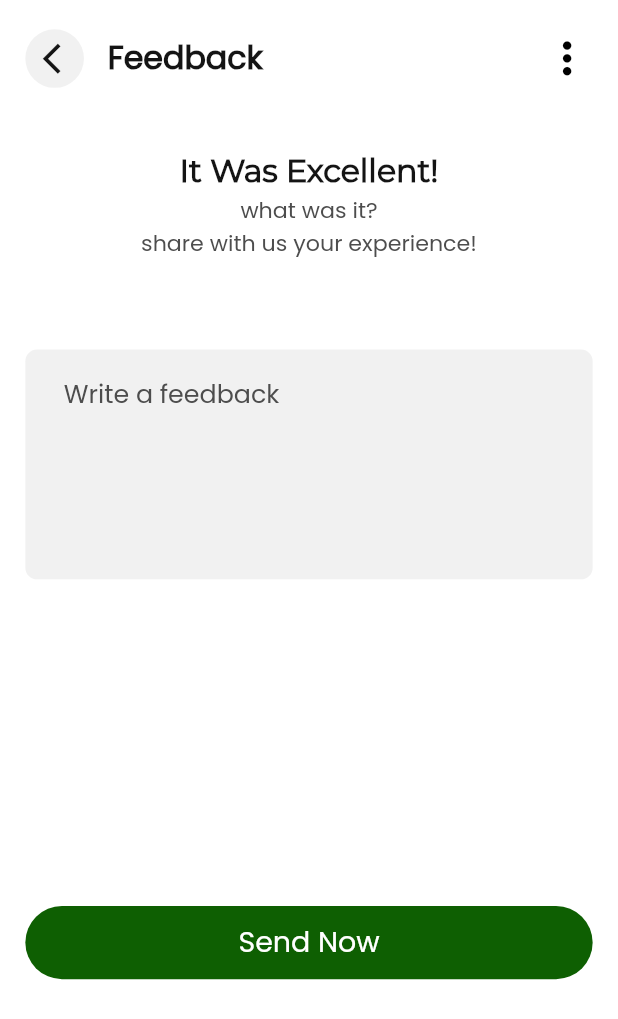
After one commit to kishan06/FarmFeeders, a Flutter app: the Feedbackform screen opened by its route, on a phone screen of 412 x 824 dp. The commit adds this screen. Shown: the top 1019 px of the screen. Run offline on Flutter 3.47's test engine with Material 2 defaults, Android fonts, the phone set to English and light mode, and no system bars; our stand-ins replace another_flushbar, buttons_tabbar, carousel_slider, dio, dotted_line, dropdown_button2 and 13 more; missing offline and left inert: appinio_video_player; accounts and stored records are empty.

Commit message:
feedback form completed

```diff
--- a/lib/resources/routes/route_name.dart
+++ b/lib/resources/routes/route_name.dart
@@ -61,5 +61,6 @@ class RouteName {
   static const String connect = '/connect';
 
 
+  static const String feedbackform = '/feedbackform';
 
 }
--- a/lib/resources/routes/routes.dart
+++ b/lib/resources/routes/routes.dart
@@ -13,6 +13,7 @@ import 'package:farmfeeders/view/Profile/personalinfo.dart';
 import 'package:farmfeeders/view/Settings.dart';
 import 'package:farmfeeders/view/Side%20Menu/NavigateTo%20pages/ConnectExpert.dart';
 import 'package:farmfeeders/view/Side%20Menu/NavigateTo%20pages/ContactUs.dart';
+import 'package:farmfeeders/view/Side%20Menu/NavigateTo%20pages/Feedback/feedbackform.dart';
 import 'package:farmfeeders/view/Side%20Menu/NavigateTo%20pages/NewsAndArticle/ArticlesDetails.dart';
 import 'package:farmfeeders/view/Side%20Menu/NavigateTo%20pages/NewsAndArticle/NewsAndArticleMain.dart';
 import 'package:farmfeeders/view/Side%20Menu/NavigateTo%20pages/NewsAndArticle/SavedArticles.dart';
@@ -219,6 +220,13 @@ class AppRoutes {
             ),
         ),
 
+         GetPage(
+          name: RouteName.feedbackform,
+          page: () =>Feedbackform(
+            // onChanged: (value) => 0,
+            ),
+        ),
+
 
       ];
 }
--- /dev/null
+++ b/lib/view/Side Menu/NavigateTo pages/Feedback/feedbackform.dart
@@ -0,0 +1,425 @@
+import 'package:farmfeeders/Utils/colors.dart';
+import 'package:farmfeeders/Utils/sized_box.dart';
+import 'package:farmfeeders/common/custom_button_curve.dart';
+import 'package:flutter/material.dart';
+import 'package:flutter_screenutil/flutter_screenutil.dart';
+import 'package:flutter_svg/flutter_svg.dart';
+import 'package:get/get.dart';
+
+class Feedbackform extends StatefulWidget {
+  const Feedbackform({super.key});
+
+  @override
+  State<Feedbackform> createState() => _FeedbackformState();
+}
+
+class _FeedbackformState extends State<Feedbackform> {
+  // bool _isChecked1 = false;
+  // bool _isChecked2 = false;
+  // bool _isChecked3 = false;
+  // bool _isChecked4 = false;
+  final GlobalKey<FormState> _form = GlobalKey<FormState>();
+
+  buildAdvisorypopup(context) {
+    return showDialog(
+      context: context,
+      builder: (context) => Column(
+        mainAxisAlignment: MainAxisAlignment.center,
+        children: [
+          SizedBox(
+            height: 45,
+            width: 45,
+            child: FittedBox(
+              child: FloatingActionButton(
+                  elevation: 0,
+                  backgroundColor: Colors.white,
+                  onPressed: () {
+                    Navigator.pop(context);
+                  },
+                  child: Icon(
+                    Icons.close,
+                    color: Colors.black,
+                    size: 30,
+                  )),
+            ),
+          ),
+          AlertDialog(
+            insetPadding: EdgeInsets.symmetric(vertical: 5, horizontal: 2),
+            backgroundColor: Get.isDarkMode ? Colors.black : Colors.white,
+            contentPadding: EdgeInsets.fromLTRB(24, 30, 24, 24),
+            shape: RoundedRectangleBorder(
+              borderRadius: BorderRadius.all(Radius.circular(10)),
+              side: BorderSide(
+                  color: Get.isDarkMode ? Colors.grey : Colors.white),
+            ),
+            // contentPadding:
+            //     EdgeInsets.all(
+            //         10),
+            //   title: ,
+            content: Column(
+              mainAxisAlignment: MainAxisAlignment.start,
+              children: [
+                Center(
+                  child: SizedBox(
+                    child: Padding(
+                      padding: const EdgeInsets.symmetric(
+                          horizontal: 45, vertical: 45),
+                      child: Text(
+                        textAlign: TextAlign.center,
+                        "Booking Successful",
+                      ),
+                    ),
+                  ),
+                ),
+                SizedBox(
+                  height: 20,
+                ),
+                SizedBox(
+                  height: 20,
+                )
+              ],
+            ),
+          ),
+        ],
+      ),
+    );
+  }
+
+  @override
+  Widget build(BuildContext context) {
+    return Scaffold(
+      backgroundColor: AppColors.white,
+      // Color(0xffF1F1F1),
+      body: SafeArea(
+          child: SingleChildScrollView(
+        child: Padding(
+          padding: EdgeInsets.symmetric(horizontal: 16.w),
+          child: Form(
+            key: _form,
+            child: Column(
+              mainAxisAlignment: MainAxisAlignment.start,
+              crossAxisAlignment: CrossAxisAlignment.start,
+              children: [
+                Padding(
+                  padding: EdgeInsets.only(
+                    top: 20.h,
+                  ),
+                  child: Row(
+                    mainAxisAlignment: MainAxisAlignment.start,
+                    children: [
+                      GestureDetector(
+                        onTap: () {
+                          Get.back();
+                        },
+                        child: CircleAvatar(
+                          radius: 20.h,
+                          backgroundColor: Color(0XFFF1F1F1),
+                          child: Center(
+                            child: Padding(
+                              padding: EdgeInsets.only(left: 8.w),
+                              child: Icon(
+                                Icons.arrow_back_ios,
+                                size: 25.h,
+                                color: Color(0XFF141414),
+                              ),
+                            ),
+                          ),
+                        ),
+                      ),
+                      sizedBoxWidth(15.w),
+                      Text(
+                        "Feedback",
+                        style: TextStyle(
+                          color: Color(0XFF141414),
+                          fontSize: 20.sp,
+                          fontWeight: FontWeight.w600,
+                        ),
+                      ),
+                      Spacer(),
+                      Icon(
+                        Icons.more_vert,
+                        color: AppColors.black,
+                        size: 35.h,
+                      )
+                    ],
+                  ),
+                ),
+                sizedBoxHeight(44.h),
+                Center(
+                  child: Text(
+                    "It Was Excellent!",
+                    textAlign: TextAlign.center,
+                    style: TextStyle(
+                      fontSize: 20.sp,
+                      color: Color(0xff141414),
+                      fontWeight: FontWeight.w600,
+                      fontFamily: "Montserrat",
+                    ),
+                  ),
+                ),
+                sizedBoxHeight(2.h),
+                Center(
+                  child: Text(
+                    "what was it? \nshare with us your experience!",
+                    textAlign: TextAlign.center,
+                    style: TextStyle(
+                      fontSize: 14.sp,
+                      color: Color(0xff4D4D4D),
+                      fontFamily: "Poppins",
+                    ),
+                  ),
+                ),
+                sizedBoxHeight(61.h),
+                TextFormField(
+                  style: TextStyle(fontSize: 16.sp),
+                  cursorColor: const Color(0xFF3B3F43),
+                  autovalidateMode: AutovalidateMode.onUserInteraction,
+                  decoration: InputDecoration(
+                    errorStyle: TextStyle(fontSize: 16.sp),
+                    contentPadding: EdgeInsets.all(17.h),
+                    filled: true,
+                    fillColor: Color(0xFFF1F1F1),
+                    border: OutlineInputBorder(
+                      borderRadius: BorderRadius.circular(8.r),
+                      borderSide: BorderSide(
+                          color: Color(0xFF707070).withOpacity(0), width: 1),
+                    ),
+                    enabledBorder: OutlineInputBorder(
+                      borderRadius: BorderRadius.circular(8.r),
+                      borderSide: BorderSide(
+                          color: Color(0xFF707070).withOpacity(0), width: 1),
+                    ),
+                    focusedBorder: OutlineInputBorder(
+                      borderRadius: BorderRadius.circular(8.r),
+                      borderSide: BorderSide(
+                          color: Color(0xFF707070).withOpacity(0), width: 1),
+                    ),
+                    errorBorder: OutlineInputBorder(
+                      borderRadius: BorderRadius.circular(8),
+                      borderSide: const BorderSide(color: Colors.red, width: 1),
+                    ),
+                    focusedErrorBorder: OutlineInputBorder(
+                      borderRadius: BorderRadius.circular(8),
+                      borderSide: const BorderSide(color: Colors.red, width: 1),
+                    ),
+                    hintStyle: TextStyle(
+                        color: const Color(0xFF4D4D4D), fontSize: 16.sp),
+                    hintText: "  Write a feedback",
+                  ),
+                  minLines: 5,
+                  maxLines: null,
+                  validator: (value) {
+                    if (value!.isEmpty) {
+                      return 'Message is required';
+                    }
+                    return null;
+                  },
+                ),
+                // GestureDetector(
+                //   onTap: () {
+                //     setState(() {
+                //       _isChecked1 = !_isChecked1;
+                //     });
+                //   },
+                //   child: Container(
+                //     width: 358.w,
+                //     height: 50.h,
+                //     decoration: BoxDecoration(
+                //       borderRadius: BorderRadius.circular(10.r),
+                //       color: Color(0xFFF1F1F1),
+                //     ),
+                //     child: Padding(
+                //       padding: EdgeInsets.symmetric(horizontal: 16.w),
+                //       child: Row(
+                //         mainAxisAlignment: MainAxisAlignment.start,
+                //         crossAxisAlignment: CrossAxisAlignment.center,
+                //         children: [
+                //           Text(
+                //             "It Was Excellent",
+                //             style: TextStyle(
+                //               fontSize: 16.sp,
+                //               color: Color(0xff4D4D4D),
+                //               fontFamily: "Poppins",
+                //             ),
+                //           ),
+                //           Spacer(),
+                //           GestureDetector(
+                //             onTap: () {
+                //               // setState(() {
+                //               //   _isChecked1 = !_isChecked1;
+                //               // });
+                //             },
+                //             child: SvgPicture.asset(
+                //               _isChecked1
+                //                   ? "assets/images/Greentick.svg"
+                //                   : "assets/images/Whitetick.svg",
+                //               width: 21.w,
+                //               height: 21.h,
+                //             ),
+                //           ),
+                //         ],
+                //       ),
+                //     ),
+                //   ),
+                // ),
+                // sizedBoxHeight(14.h),
+                // GestureDetector(
+                //   onTap: () {
+                //     setState(() {
+                //       _isChecked2 = !_isChecked2;
+                //     });
+                //   },
+                //   child: Container(
+                //     width: 358.w,
+                //     height: 50.h,
+                //     decoration: BoxDecoration(
+                //       borderRadius: BorderRadius.circular(10.r),
+                //       color: Color(0xFFF1F1F1),
+                //     ),
+                //     child: Padding(
+                //       padding: EdgeInsets.symmetric(horizontal: 16.w),
+                //       child: Row(
+                //         mainAxisAlignment: MainAxisAlignment.start,
+                //         crossAxisAlignment: CrossAxisAlignment.center,
+                //         children: [
+                //           Text(
+                //             "It Was Good",
+                //             style: TextStyle(
+                //               fontSize: 16.sp,
+                //               color: Color(0xff4D4D4D),
+                //               fontFamily: "Poppins",
+                //             ),
+                //           ),
+                //           Spacer(),
+                //           GestureDetector(
+                //             onTap: () {
+                //               // setState(() {
+                //               //   _isChecked2 = !_isChecked2;
+                //               // });
+                //             },
+                //             child: SvgPicture.asset(
+                //               _isChecked2
+                //                   ? "assets/images/Greentick.svg"
+                //                   : "assets/images/Whitetick.svg",
+                //               width: 21.w,
+                //               height: 21.h,
+                //             ),
+                //           ),
+                //         ],
+                //       ),
+                //     ),
+                //   ),
+                // ),
+                // sizedBoxHeight(14.h),
+                // GestureDetector(
+                //   onTap: () {
+                //     setState(() {
+                //       _isChecked3 = !_isChecked3;
+                //     });
+                //   },
+                //   child: Container(
+                //     width: 358.w,
+                //     height: 50.h,
+                //     decoration: BoxDecoration(
+                //       borderRadius: BorderRadius.circular(10.r),
+                //       color: Color(0xFFF1F1F1),
+                //     ),
+                //     child: Padding(
+                //       padding: EdgeInsets.symmetric(horizontal: 16.w),
+                //       child: Row(
+                //         mainAxisAlignment: MainAxisAlignment.start,
+                //         crossAxisAlignment: CrossAxisAlignment.center,
+                //         children: [
+                //           Text(
+                //             "It Was Neutral",
+                //             style: TextStyle(
+                //               fontSize: 16.sp,
+                //               color: Color(0xff4D4D4D),
+                //               fontFamily: "Poppins",
+                //             ),
+                //           ),
+                //           Spacer(),
+                //           GestureDetector(
+                //             onTap: () {
+                //               // setState(() {
+                //               //   _isChecked3 = !_isChecked3;
+                //               // });
+                //             },
+                //             child: SvgPicture.asset(
+                //               _isChecked3
+                //                   ? "assets/images/Greentick.svg"
+                //                   : "assets/images/Whitetick.svg",
+                //               width: 21.w,
+                //               height: 21.h,
+                //             ),
+                //           ),
+                //         ],
+                //       ),
+                //     ),
+                //   ),
+                // ),
+                // sizedBoxHeight(14.h),
+                // GestureDetector(
+                //   onTap: () {
+                //     setState(() {
+                //       _isChecked4 = !_isChecked4;
+                //     });
+                //   },
+                //   child: Container(
+                //     width: 358.w,
+                //     height: 50.h,
+                //     decoration: BoxDecoration(
+                //       borderRadius: BorderRadius.circular(10.r),
+                //       color: Color(0xFFF1F1F1),
+                //     ),
+                //     child: Padding(
+                //       padding: EdgeInsets.symmetric(horizontal: 16.w),
+                //       child: Row(
+                //         mainAxisAlignment: MainAxisAlignment.start,
+                //         crossAxisAlignment: CrossAxisAlignment.center,
+                //         children: [
+                //           Text(
+                //             "It Was Very Poor",
+                //             style: TextStyle(
+                //               fontSize: 16.sp,
+                //               color: Color(0xff4D4D4D),
+                //               fontFamily: "Poppins",
+                //             ),
+                //           ),
+                //           Spacer(),
+                //           GestureDetector(
+                //             onTap: () {
+                //               // setState(() {
+                //               //   _isChecked4 = !_isChecked4;
+                //               // });
+                //             },
+                //             child: SvgPicture.asset(
+                //               _isChecked4
+                //                   ? "assets/images/Greentick.svg"
+                //                   : "assets/images/Whitetick.svg",
+                //               width: 21.w,
+                //               height: 21.h,
+                //             ),
+                //           ),
+                //         ],
+                //       ),
+                //     ),
+                //   ),
+                // ),
+                sizedBoxHeight(223.h),
+                customButtonCurve(
+                    text: "Send Now",
+                    onTap: () {
+                      if (_form.currentState!.validate()) {
+                        print("error");
+                        buildAdvisorypopup(context);
+                      }
+                    }),
+              ],
+            ),
+          ),
+        ),
+      )),
+    );
+  }
+}
```
Also changed, not shown: assets/images/Greentick.svg (added), assets/images/Whitetick.svg (added).
